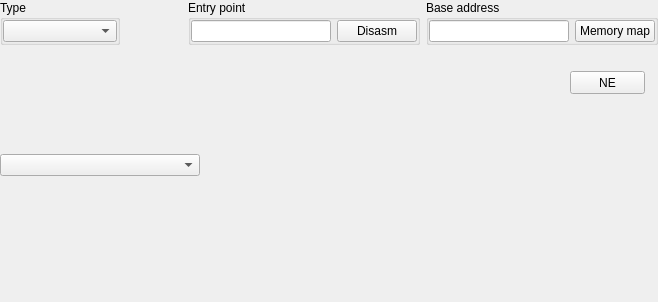
This is formatswidget.ui in horsicq/FormatWidgets as Qt 5 draws it before an edit. The edited form follows.
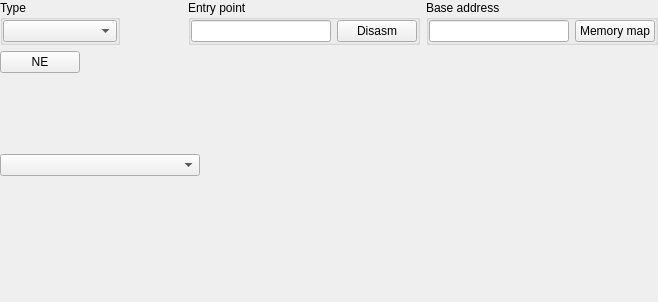
This is the edited form. The open tabs and pages were chosen to show the change. Custom widgets are drawn as their Qt base class.

The edit to the form file:
```diff
--- a/formatswidget.ui
+++ b/formatswidget.ui
@@ -184,19 +184,57 @@
      <widget class="QWidget" name="pageBinary"/>
      <widget class="QWidget" name="pageCOM"/>
      <widget class="QWidget" name="pageNE">
-      <widget class="QPushButton" name="pushButtonNE">
-       <property name="geometry">
-        <rect>
-         <x>570</x>
-         <y>20</y>
-         <width>75</width>
-         <height>23</height>
-        </rect>
+      <layout class="QVBoxLayout" name="verticalLayout_7">
+       <property name="leftMargin">
+        <number>0</number>
        </property>
-       <property name="text">
-        <string notr="true">NE</string>
+       <property name="topMargin">
+        <number>0</number>
        </property>
-      </widget>
+       <property name="rightMargin">
+        <number>0</number>
+       </property>
+       <property name="bottomMargin">
+        <number>0</number>
+       </property>
+       <item>
+        <layout class="QHBoxLayout" name="horizontalLayout_11">
+         <item>
+          <widget class="QPushButton" name="pushButtonNE">
+           <property name="text">
+            <string notr="true">NE</string>
+           </property>
+          </widget>
+         </item>
+         <item>
+          <spacer name="horizontalSpacer_11">
+           <property name="orientation">
+            <enum>Qt::Horizontal</enum>
+           </property>
+           <property name="sizeHint" stdset="0">
+            <size>
+             <width>40</width>
+             <height>20</height>
+            </size>
+           </property>
+          </spacer>
+         </item>
+        </layout>
+       </item>
+       <item>
+        <spacer name="verticalSpacer_5">
+         <property name="orientation">
+          <enum>Qt::Vertical</enum>
+         </property>
+         <property name="sizeHint" stdset="0">
+          <size>
+           <width>20</width>
+           <height>68</height>
+          </size>
+         </property>
+        </spacer>
+       </item>
+      </layout>
      </widget>
      <widget class="QWidget" name="pageLE">
       <widget class="QPushButton" name="pushButtonLE">
```
Left out of the diff: 194 changed lines with no effect on the pictures.
